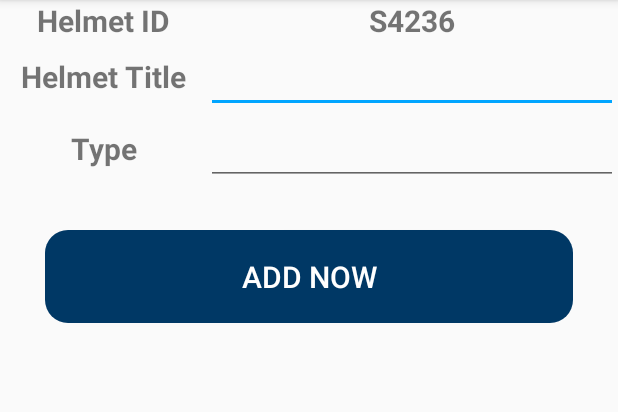
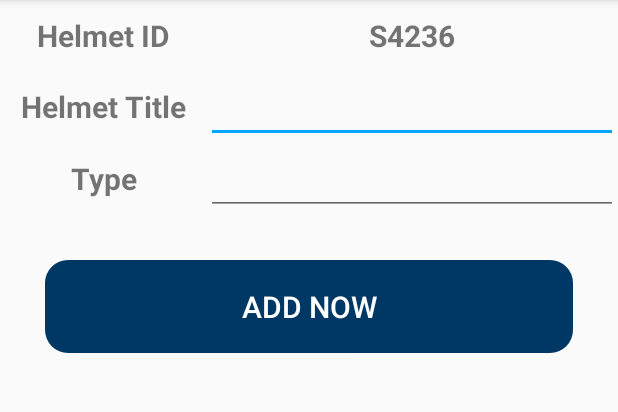
Before and after one commit to Invader2221/HappyHelmet, an Android app: the AddHelmet screen opened directly, with no data from a screen before it, on a phone screen of 412 x 824 dp, the part 84-496 px from its top. Run offline under Robolectric (Android 15) with nearby library versions, the phone set to English and light mode, and no system bars; our stand-ins replace Firebase (no records; nobody signed in at launch, a user with empty details on screens opened directly).

Commit message:
minner changes in add helmet layout

```diff
--- a/app/src/main/java/com/example/happy_helmet/ShareBarcode.kt
+++ b/app/src/main/java/com/example/happy_helmet/ShareBarcode.kt
@@ -30,6 +30,7 @@ class ShareBarcode : AppCompatActivity() {
     override fun onCreate(savedInstanceState: Bundle?) {
         super.onCreate(savedInstanceState)
         setContentView(R.layout.activity_share_barcode)
+        supportActionBar!!.title = "Helmet QR code"
 
         val writer = QRCodeWriter()
         imageQR = findViewById(R.id.weww)
--- a/app/src/main/res/layout/activity_add_helmet.xml
+++ b/app/src/main/res/layout/activity_add_helmet.xml
@@ -9,7 +9,9 @@
 
     <LinearLayout
         android:layout_width="match_parent"
-        android:layout_height="wrap_content">
+        android:layout_height="wrap_content"
+        android:layout_marginTop="10dp"
+        android:layout_marginBottom="10dp">
 
         <TextView
             android:layout_width="match_parent"
```
